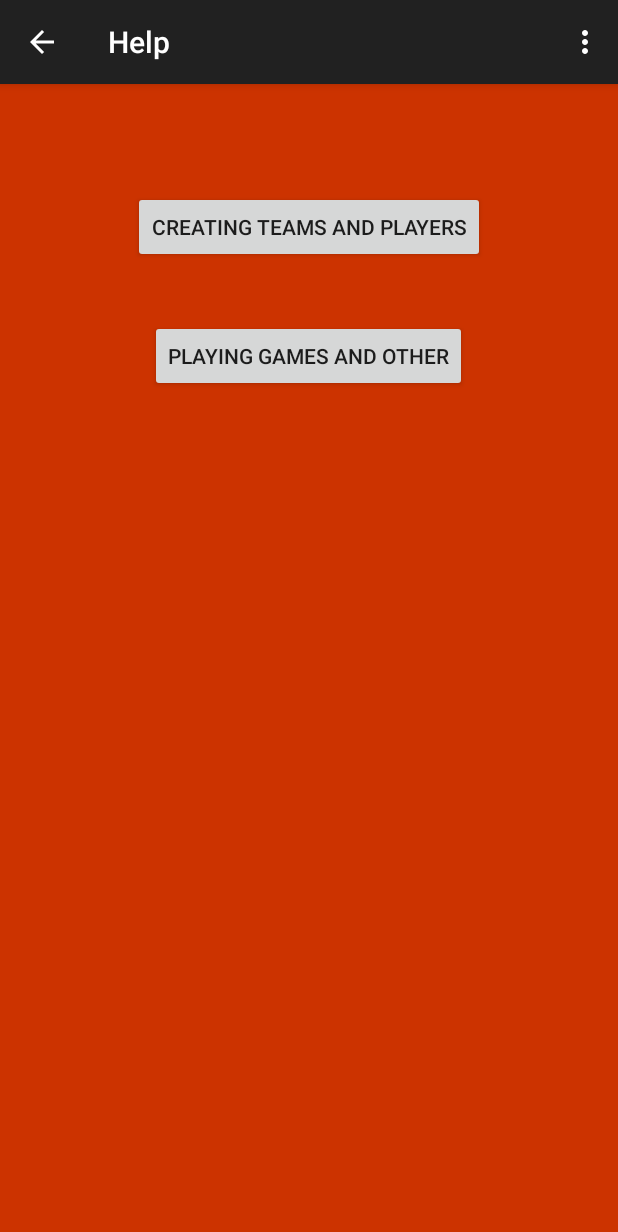
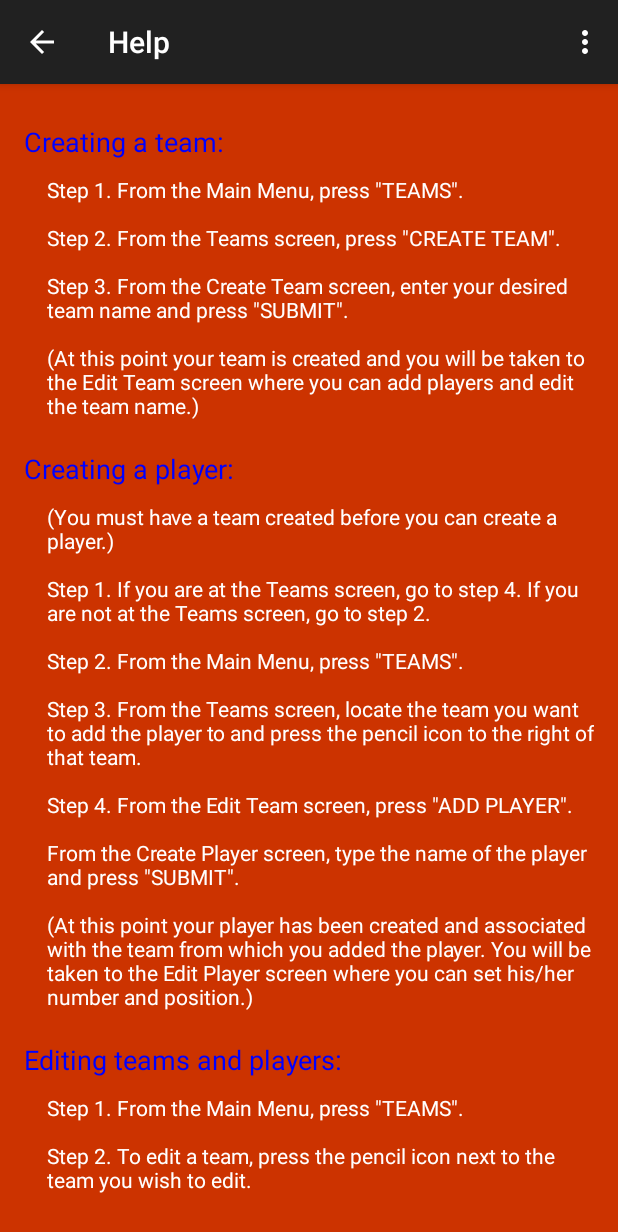
Before and after one commit to jasonnance/bucketbuddy, an Android app: the Help screen opened directly, with no data from a screen before it, in the options menu, after a tap on "Settings", on a phone screen of 412 x 824 dp. Shown: the top 1232 px of the screen. Run offline under Robolectric (Android 15) with nearby library versions, the phone set to English and light mode, and no system bars.

Commit message:
Scroll Fixed

```diff
--- a/BucketBuddy/app/src/main/java/com/cs495/bucketbuddy/Help.java
+++ b/BucketBuddy/app/src/main/java/com/cs495/bucketbuddy/Help.java
@@ -12,32 +12,12 @@ import android.widget.Button;
 
 public class Help extends ActionBarActivity {
 
-    Button btnHelpCreating, btnHelpPlaying;
 
     @Override
     protected void onCreate(Bundle savedInstanceState) {
         super.onCreate(savedInstanceState);
         setContentView(R.layout.activity_help);
-        btnHelpCreating =(Button) findViewById(R.id.help_create);
-        btnHelpPlaying =(Button) findViewById(R.id.help_play);
 
-        btnHelpCreating.setOnClickListener(new View.OnClickListener(){
-            @Override
-            public void onClick(View v) {
-                Intent swap;
-                swap = new Intent(Help.this,HelpCreateTeam.class);
-                Help.this.startActivity(swap);
-            }
-        });
-
-        btnHelpPlaying.setOnClickListener(new View.OnClickListener(){
-            @Override
-            public void onClick(View v) {
-                Intent swap;
-                swap = new Intent(Help.this,HelpGameScreen.class);
-                Help.this.startActivity(swap);
-            }
-        });
     }
 
 
--- a/BucketBuddy/app/src/main/java/com/cs495/bucketbuddy/HelpGameScreen.java
+++ /dev/null
@@ -1,39 +0,0 @@
-package com.cs495.bucketbuddy;
-
-import android.support.v7.app.ActionBarActivity;
-import android.os.Bundle;
-import android.view.Menu;
-import android.view.MenuItem;
-
-
-public class HelpGameScreen extends ActionBarActivity {
-
-    @Override
-    protected void onCreate(Bundle savedInstanceState) {
-        super.onCreate(savedInstanceState);
-        setContentView(R.layout.activity_help_game_screen);
-    }
-
-
-    @Override
-    public boolean onCreateOptionsMenu(Menu menu) {
-        // Inflate the menu; this adds items to the action bar if it is present.
-        getMenuInflater().inflate(R.menu.menu_help_game_screen, menu);
-        return true;
-    }
-
-    @Override
-    public boolean onOptionsItemSelected(MenuItem item) {
-        // Handle action bar item clicks here. The action bar will
-        // automatically handle clicks on the Home/Up button, so long
-        // as you specify a parent activity in AndroidManifest.xml.
-        int id = item.getItemId();
-
-        //noinspection SimplifiableIfStatement
-        if (id == R.id.action_settings) {
-            return true;
-        }
-
-        return super.onOptionsItemSelected(item);
-    }
-}
--- a/BucketBuddy/app/src/main/res/layout/activity_help.xml
+++ b/BucketBuddy/app/src/main/res/layout/activity_help.xml
@@ -1,27 +1,148 @@
-<RelativeLayout xmlns:android="http://schemas.android.com/apk/res/android"
-    xmlns:tools="http://schemas.android.com/tools" android:layout_width="match_parent"
-    android:layout_height="match_parent" android:paddingLeft="@dimen/activity_horizontal_margin"
+<ScrollView
+    xmlns:android="http://schemas.android.com/apk/res/android"
+    xmlns:tools="http://schemas.android.com/tools"
+    android:paddingLeft="@dimen/activity_horizontal_margin"
     android:paddingRight="@dimen/activity_horizontal_margin"
     android:paddingTop="@dimen/activity_vertical_margin"
     android:paddingBottom="@dimen/activity_vertical_margin"
     tools:context="com.cs495.bucketbuddy.Help"
-    android:background="#CC3300">
+    android:background="#CC3300"
+    android:layout_width="wrap_content"
+    android:layout_height="wrap_content"
+    android:id="@+id/scrollView_1" >
 
-    <Button
-        android:layout_width="wrap_content"
-        android:layout_height="wrap_content"
-        android:text="@string/help_create_btn"
-        android:id="@+id/help_create"
-        android:layout_alignParentTop="true"
-        android:layout_centerHorizontal="true"
-        android:layout_marginTop="55dp" />
+    <RelativeLayout
+        android:layout_width="fill_parent"
+        android:layout_height="wrap_content">
 
-    <Button
-        android:layout_width="wrap_content"
-        android:layout_height="wrap_content"
-        android:text="@string/help_play_btn"
-        android:id="@+id/help_play"
-        android:layout_below="@+id/help_create"
-        android:layout_centerHorizontal="true"
-        android:layout_marginTop="38dp" />
-</RelativeLayout>
+        <TextView
+            android:layout_width="wrap_content"
+            android:layout_height="wrap_content"
+            android:textAppearance="?android:attr/textAppearanceMedium"
+            android:text="@string/help_title_create_team"
+            android:id="@+id/textView7"
+            android:layout_alignParentLeft="true"
+            android:layout_alignParentStart="true"
+            android:textColor="#0000ff"
+            android:layout_marginTop="10dp" />
+
+        <TextView
+            android:layout_width="wrap_content"
+            android:layout_height="wrap_content"
+            android:textAppearance="?android:attr/textAppearanceSmall"
+            android:text="@string/help_explain_create_team"
+            android:id="@+id/textView8"
+            android:layout_below="@+id/textView7"
+            android:layout_alignParentLeft="true"
+            android:layout_alignParentStart="true"
+            android:layout_marginTop="10dp"
+            android:textColor="#FFFFFF"
+            android:layout_marginLeft="15dp" />
+
+        <TextView
+            android:layout_width="wrap_content"
+            android:layout_height="wrap_content"
+            android:textAppearance="?android:attr/textAppearanceMedium"
+            android:text="@string/help_title_create_player"
+            android:id="@+id/textView9"
+            android:layout_below="@+id/textView8"
+            android:layout_alignParentLeft="true"
+            android:layout_alignParentStart="true"
+            android:textColor="#0000ff"
+            android:layout_marginTop="20dp" />
+
+        <TextView
+            android:layout_width="wrap_content"
+            android:layout_height="wrap_content"
+            android:textAppearance="?android:attr/textAppearanceSmall"
+            android:text="@string/help_explain_create_player"
+            android:id="@+id/textView10"
+            android:layout_below="@+id/textView9"
+            android:layout_alignParentLeft="true"
+            android:layout_alignParentStart="true"
+            android:layout_alignRight="@+id/textView8"
+            android:layout_alignEnd="@+id/textView8"
+            android:layout_marginTop="10dp"
+            android:layout_marginLeft="15dp"
+            android:textColor="#ffffff" />
+
+        <TextView
+            android:layout_width="wrap_content"
+            android:layout_height="wrap_content"
+            android:textAppearance="?android:attr/textAppearanceMedium"
+            android:text="@string/help_title_edit"
+            android:id="@+id/textView11"
+            android:layout_below="@+id/textView10"
+            android:layout_alignParentLeft="true"
+            android:layout_alignParentStart="true"
+            android:textColor="#0000ff"
+            android:layout_marginTop="20dp" />
+
+        <TextView
+            android:layout_width="wrap_content"
+            android:layout_height="wrap_content"
+            android:textAppearance="?android:attr/textAppearanceSmall"
+            android:text="@string/help_explain_edit"
+            android:id="@+id/textView12"
+            android:layout_below="@+id/textView11"
+            android:layout_alignParentLeft="true"
+            android:layout_alignParentStart="true"
+            android:layout_alignRight="@+id/textView8"
+            android:layout_alignEnd="@+id/textView8"
+            android:layout_marginTop="10dp"
+            android:layout_marginLeft="15dp"
+            android:textColor="#ffffff" />
+        <TextView
+            android:layout_width="wrap_content"
+            android:layout_height="wrap_content"
+            android:textAppearance="?android:attr/textAppearanceMedium"
+            android:text="@string/help_title_start"
+            android:id="@+id/textView13"
+            android:layout_below="@+id/textView12"
+            android:layout_alignParentLeft="true"
+            android:layout_alignParentStart="true"
+            android:textColor="#0000ff"
+            android:layout_marginTop="20dp" />
+
+        <TextView
+            android:layout_width="wrap_content"
+            android:layout_height="wrap_content"
+            android:textAppearance="?android:attr/textAppearanceSmall"
+            android:text="@string/help_explain_start"
+            android:id="@+id/textView14"
+            android:layout_below="@+id/textView13"
+            android:layout_alignParentLeft="true"
+            android:layout_alignParentStart="true"
+            android:layout_marginTop="10dp"
+            android:textColor="#FFFFFF"
+            android:layout_marginLeft="15dp" />
+
+        <TextView
+            android:layout_width="wrap_content"
+            android:layout_height="wrap_content"
+            android:textAppearance="?android:attr/textAppearanceMedium"
+            android:text="@string/help_title_play"
+            android:id="@+id/textView15"
+            android:layout_below="@+id/textView14"
+            android:layout_alignParentLeft="true"
+            android:layout_alignParentStart="true"
+            android:textColor="#0000ff"
+            android:layout_marginTop="20dp" />
+
+        <TextView
+            android:layout_width="wrap_content"
+            android:layout_height="wrap_content"
+            android:textAppearance="?android:attr/textAppearanceSmall"
+            android:text="@string/help_explain_play"
+            android:id="@+id/textView16"
+            android:layout_below="@+id/textView15"
+            android:layout_alignParentLeft="true"
+            android:layout_alignParentStart="true"
+            android:layout_alignRight="@+id/textView14"
+            android:layout_alignEnd="@+id/textView14"
+            android:layout_marginTop="10dp"
+            android:layout_marginLeft="15dp"
+            android:textColor="#ffffff"
+            android:singleLine="false" />
+    </RelativeLayout>
+</ScrollView>
--- a/BucketBuddy/app/src/main/res/menu/menu_help_game_screen.xml
+++ /dev/null
@@ -1,7 +0,0 @@
-<menu xmlns:android="http://schemas.android.com/apk/res/android"
-    xmlns:app="http://schemas.android.com/apk/res-auto"
-    xmlns:tools="http://schemas.android.com/tools"
-    tools:context="com.cs495.bucketbuddy.HelpGameScreen">
-    <item android:id="@+id/action_settings" android:title="@string/action_settings"
-        android:orderInCategory="100" app:showAsAction="never" />
-</menu>
--- a/BucketBuddy/app/src/main/res/values/strings.xml
+++ b/BucketBuddy/app/src/main/res/values/strings.xml
@@ -8,7 +8,9 @@
     <string name="mainHelpBtn">Help</string>
     <string name="mainAboutBtn">About</string>
     <string name="mainDeleteDbBtn">Delete Database</string>
-    <string name="aboutTxt">"Bucket Buddy" was idealized as a project for the class CS495 at The University of Alabama taking into consideration basketball fans and professionals in the area who want to keep personal data about their favorite teams.</string>
+    <string name="aboutTxt">"Bucket Buddy" was idealized as a project for the class CS495 at
+        The University of Alabama taking into consideration basketball fans and professionals in
+        the area who want to keep personal data about their favorite teams.</string>
     <string name="aboutBios">https://jasonnance.github.io/bucketbuddy/bio.html</string>
     <string name="deleteDb">Delete Database</string>
     <string name="reallyDeleteDb">Are you sure you want to delete the database?</string>
@@ -19,21 +21,57 @@
     <string name="assists">Assists</string>
 
     <string name="help_title_create_team">Creating a team:</string>
-    <string name="help_explain_create_team">Step 1. From the Main Menu, press \"TEAMS\". \n \nStep 2. From the Teams screen, press \"CREATE TEAM\". \n \nStep 3. From the Create Team screen, enter your desired team name and press \"SUBMIT\".  \n\n(At this point your team is created and you will be taken to the Edit Team screen where you can add players and edit the team name.)</string>
+    <string name="help_explain_create_team">Step 1. From the Main Menu, press \"TEAMS\". \n \nStep 2.
+        From the Teams screen, press \"CREATE TEAM\". \n \nStep 3. From the Create Team screen,
+        enter your desired team name and press \"SUBMIT\".  \n\n(At this point your team is created
+        and you will be taken to the Edit Team screen where you can add players and edit the team name.)</string>
+
     <string name="help_title_create_player">Creating a player:</string>
-    <string name="help_explain_create_player">(You must have a team created before you can create a player.)\n\nStep 1. If you are at the Teams screen, go to step 4. If you are not at the Teams screen, go to step 2.\n\nStep 2. From the Main Menu, press \"TEAMS\".\n\nStep 3. From the Teams screen, locate the team you want to add the player to and press the pencil icon to the right of that team.\n\nStep 4. From the Edit Team screen, press \"ADD PLAYER\".\n\nFrom the Create Player screen, type the name of the player and press \"SUBMIT\".\n\n(At this point your player has been created and associated with the team from which you added the player. You will be taken to the Edit Player screen where you can set his/her number and position.)</string>
+    <string name="help_explain_create_player">(You must have a team created before you can create a player.)
+        \n\nStep 1. If you are at the Teams screen, go to step 4. If you are not at the Teams screen,
+        go to step 2.\n\nStep 2. From the Main Menu, press \"TEAMS\".\n\nStep 3. From the Teams screen,
+        locate the team you want to add the player to and press the pencil icon to the right of that
+        team.\n\nStep 4. From the Edit Team screen, press \"ADD PLAYER\".\n\nFrom the Create Player
+        screen, type the name of the player and press \"SUBMIT\".\n\n(At this point your player has
+        been created and associated with the team from which you added the player. You will be taken
+        to the Edit Player screen where you can set his/her number and position.)</string>
+
     <string name="help_title_edit">Editing teams and players:</string>
-    <string name="help_explain_edit">Step 1. From the Main Menu, press \"TEAMS\".\n\nStep 2. To edit a team, press the pencil icon next to the team you wish to edit.\n\nStep 3. To edit a player, press the down arrow to the left of the team that the player is on to expand the options for that teams\' players and press the pencil icon next to the desired player.</string>
+    <string name="help_explain_edit">Step 1. From the Main Menu, press \"TEAMS\".\n\nStep 2. To edit
+        a team, press the pencil icon next to the team you wish to edit.\n\nStep 3. To edit a player,
+        press the down arrow to the left of the team that the player is on to expand the options for
+        that teams\' players and press the pencil icon next to the desired player.</string>
+
     <string name="help_title_start">Starting a game:</string>
-    <string name="help_explain_start">Step 1. From the Main Menu, press \"TEAMS\".\n\nStep 2. Locate your desired team and press the basketball backboard icon. You will be taken to the Select Season screen.\n\nStep 3. From the drop down menu, select either the most recent season or \"New Season\" (Make sure you want to start a new season before choosing \"New Season\" because stats are aggregated based on season, you can only play games with the most recent season, and you cannot undo creating a new season.) and press \"START GAME\".\n\nStep 4. You should be at the game screen with the \"Select Lineup\" dialogue box showing and all of the players checked. Uncheck all players that will not be playing at the start of the game and press \"OK\".\n\nStep 5. Give yourself a pat on the back, you just started a game.</string>
+    <string name="help_explain_start">Step 1. From the Main Menu, press \"TEAMS\".\n\nStep 2. Locate
+        your desired team and press the basketball backboard icon. You will be taken to the Select Season
+        screen.\n\nStep 3. From the drop down menu, select either the most recent season or \"New Season\"
+        (Make sure you want to start a new season before choosing \"New Season\" because stats are
+        aggregated based on season, you can only play games with the most recent season, and you cannot
+        undo creating a new season.) and press \"START GAME\".\n\nStep 4. You should be at the game
+        screen with the \"Select Lineup\" dialogue box showing and all of the players checked. Uncheck
+        all players that will not be playing at the start of the game and press \"OK\".\n\nStep 5.
+        Give yourself a pat on the back, you just started a game.</string>
+
     <string name="help_title_play">Playing a game (interacting with the game screen):</string>
-    <string name="help_explain_play">Once you have started a game, you can interact with the Game screen to record events that have occurred in the game. The events that you record will be saved as statistics. You can always change your teams current lineup by pressing \"Current Lineup\" above the interactive half-court image.</string>
-    <string name="help_explain_play2">\n\nOpponent events:\tThe only type of event from opponents that you can record are points scored. This is the button on the bottom right of the Game screen named \"Opp. Score\". Once you press the button, you will be prompted to select 1, 2, or 3 points which will update the opponents score.</string>
-    <string name="help_explain_play3">\n\nField Goals:\tTo record a field goal attempt (whether it was made or missed) for a player on your team, press the location on the interactive half-court image on the Game Screen. You will be prompted to select the player, then whether or not the shot was made. Once this is complete the score and associated stats (including the location of the attempt) will be updated accordingly.\n\nUpdating Other Stats:\tThe rest of the events are located at the bottom of the screen and, once you press an event, you will be prompted for similar information as recording field goals.</string>
+    <string name="help_explain_play">Once you have started a game, you can interact with the Game screen
+        to record events that have occurred in the game. The events that you record will be saved as
+        statistics. You can always change your teams current lineup by pressing \"Current Lineup\"
+        above the interactive half-court image.
+    \n\nOpponent events:\tThe only type of event from opponents that you can record are points scored.
+        This is the button on the bottom right of the Game screen named \"Opp. Score\". Once you
+        press the button, you will be prompted to select 1, 2, or 3 points which will update the
+        opponents score.
+    \n\nField Goals:\tTo record a field goal attempt (whether it was made or missed) for a player on
+        your team, press the location on the interactive half-court image on the Game Screen. You will
+        be prompted to select the player, then whether or not the shot was made. Once this is complete
+        the score and associated stats
+        (including the location of the attempt) will be updated accordingly.\n\nUpdating Other Stats:\t
+        The rest of the events are located at the bottom of the screen and, once you press an event,
+        you will be prompted for similar information as recording field goals.</string>
+
     <string name="help_create_btn">Creating Teams and Players</string>
     <string name="help_play_btn">Playing Games and Other</string>
-
-
 
     <string name="title_activity_create_team">Create a Team</string>
     <string name="title_activity_create_player">Create a Player</string>
```
Also changed, not shown: BucketBuddy/app/src/main/java/com/cs495/bucketbuddy/HelpCreateTeam.java (deleted, +0 -39 lines), BucketBuddy/app/src/main/res/layout/activity_help_create_team.xml (deleted, +0 -100 lines), BucketBuddy/app/src/main/res/layout/activity_help_game_screen.xml (deleted, +0 -73 lines).
